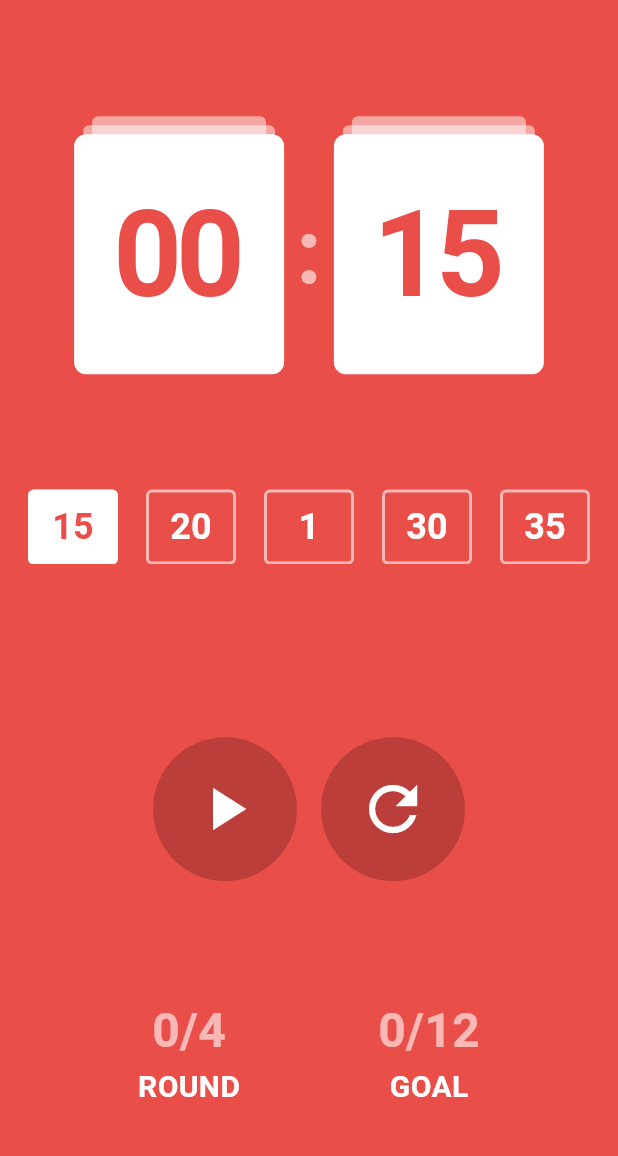
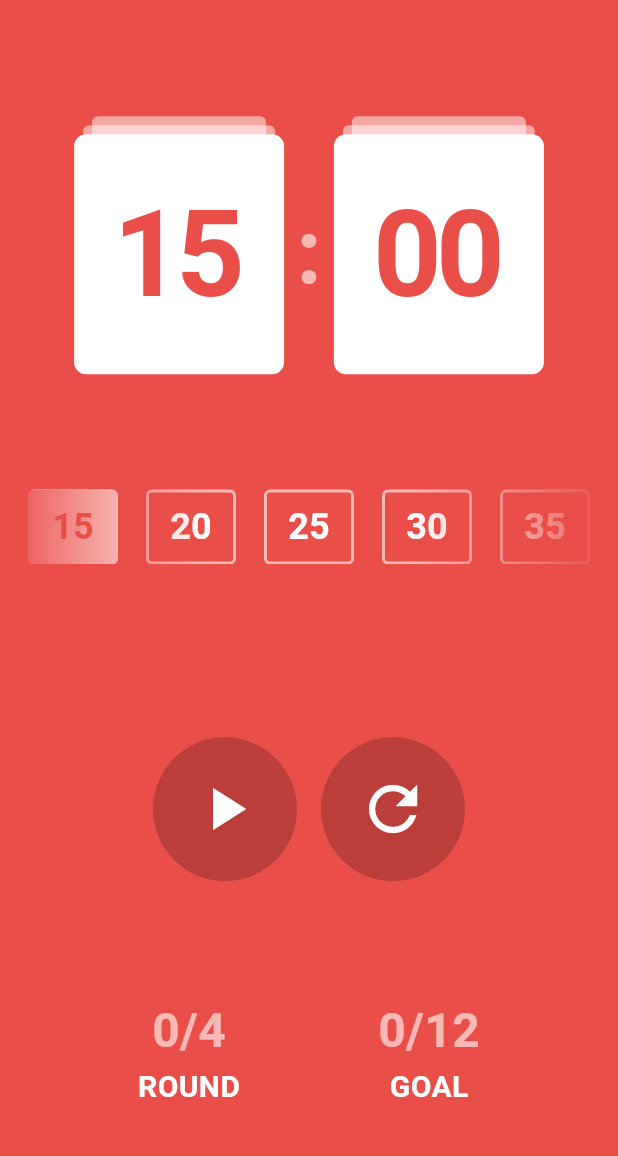
Before and after one commit to 0407chan/flutter_challenge_pomodoro, a Flutter app: the screen it shows after launch, after a tap on "15", on a phone screen of 412 x 824 dp, the part 65-1221 px from its top. Run offline on Flutter 3.47's test engine with Material 3 defaults, Android fonts, the phone set to English and light mode, and no system bars; our stand-ins replace confetti; Roboto replaces fonts that are missing (pretendard).

Commit message:
feat: 숫자 정상화

```diff
--- a/lib/screens/pomodoro_screen.dart
+++ b/lib/screens/pomodoro_screen.dart
@@ -8,7 +8,7 @@ import 'package:pomodoro/components/time_select_button.dart';
 import 'package:pomodoro/components/timer_button.dart';
 import 'package:pomodoro/constants/color.dart';
 
-const int MINUTES = 1;
+const int MINUTES = 60;
 
 class PomodoroScreen extends StatefulWidget {
   const PomodoroScreen({super.key});
@@ -23,7 +23,7 @@ class _PomodoroScreenState extends State<PomodoroScreen> {
   List<int> timerSelector = [
     15 * MINUTES,
     20 * MINUTES,
-    1 * MINUTES,
+    25 * MINUTES,
     30 * MINUTES,
     35 * MINUTES,
   ];
@@ -175,6 +175,7 @@ class _PomodoroScreenState extends State<PomodoroScreen> {
                   ),
 
                   SizedBox(height: constraints.maxHeight * 0.1),
+
                   // 타이머 선택기
                   AnimatedCrossFade(
                     duration: const Duration(milliseconds: 200),
@@ -187,7 +188,9 @@ class _PomodoroScreenState extends State<PomodoroScreen> {
                         isSelected: false,
                       ),
                     ),
-                    secondChild: Row(
+                    secondChild: Stack(
+                      children: [
+                        Row(
                           mainAxisAlignment: MainAxisAlignment.spaceEvenly,
                           children: [
                             for (int i = 0; i < timerSelector.length; i++)
@@ -195,9 +198,48 @@ class _PomodoroScreenState extends State<PomodoroScreen> {
                                 onPressed: () {
                                   selectTimer(i);
                                 },
-                            text: timerSelector[i].toString(),
-                            // text: (timerSelector[i] / 60).floor().toString(),
+                                text:
+                                    (timerSelector[i] / 60).floor().toString(),
                                 isSelected: currentTimerIndex == i,
+                              ),
+                          ],
+                        ),
+                        Positioned.fill(
+                          child: IgnorePointer(
+                            child: Row(
+                              children: [
+                                Expanded(
+                                  child: Container(
+                                    decoration: BoxDecoration(
+                                      gradient: LinearGradient(
+                                        begin: Alignment.centerLeft,
+                                        end: Alignment.centerRight,
+                                        colors: [
+                                          AppColors.primary.withOpacity(1),
+                                          AppColors.primary.withOpacity(0),
+                                        ],
+                                      ),
+                                    ),
+                                  ),
+                                ),
+                                const Spacer(),
+                                Expanded(
+                                  child: Container(
+                                    decoration: BoxDecoration(
+                                      gradient: LinearGradient(
+                                        begin: Alignment.centerRight,
+                                        end: Alignment.centerLeft,
+                                        colors: [
+                                          AppColors.primary.withOpacity(1),
+                                          AppColors.primary.withOpacity(0),
+                                        ],
+                                      ),
+                                    ),
+                                  ),
+                                ),
+                              ],
+                            ),
+                          ),
                         ),
                       ],
                     ),
```
Lines whose indentation alone changed are shown as unchanged.
